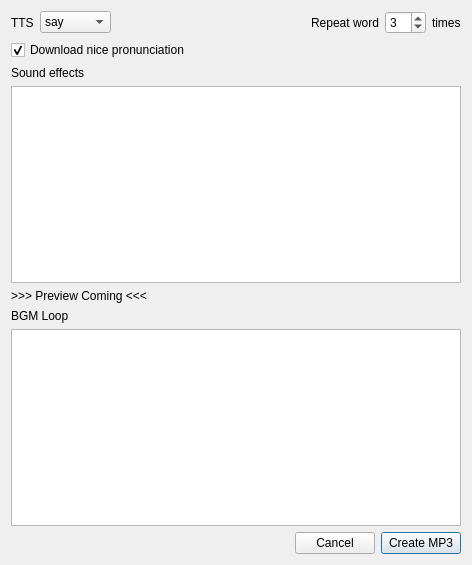
kokimame/joytan, file design/mp3dialog.ui: the form before one commit.
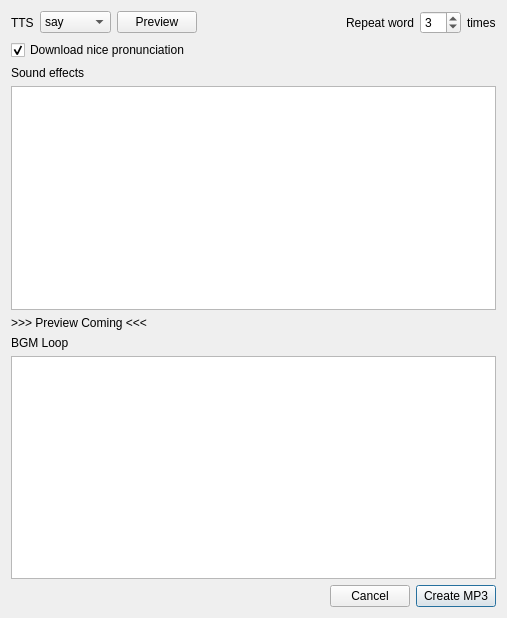
The form after the commit.

```diff
--- a/design/mp3dialog.ui
+++ b/design/mp3dialog.ui
@@ -6,8 +6,8 @@
    <rect>
     <x>0</x>
     <y>0</y>
-    <width>472</width>
-    <height>565</height>
+    <width>507</width>
+    <height>618</height>
    </rect>
   </property>
   <property name="windowTitle">
@@ -41,6 +41,13 @@
            </item>
           </widget>
          </item>
+         <item>
+          <widget class="QPushButton" name="previewBtn">
+           <property name="text">
+            <string>Preview</string>
+           </property>
+          </widget>
+         </item>
          <item>
           <spacer name="horizontalSpacer_3">
            <property name="orientation">
```
